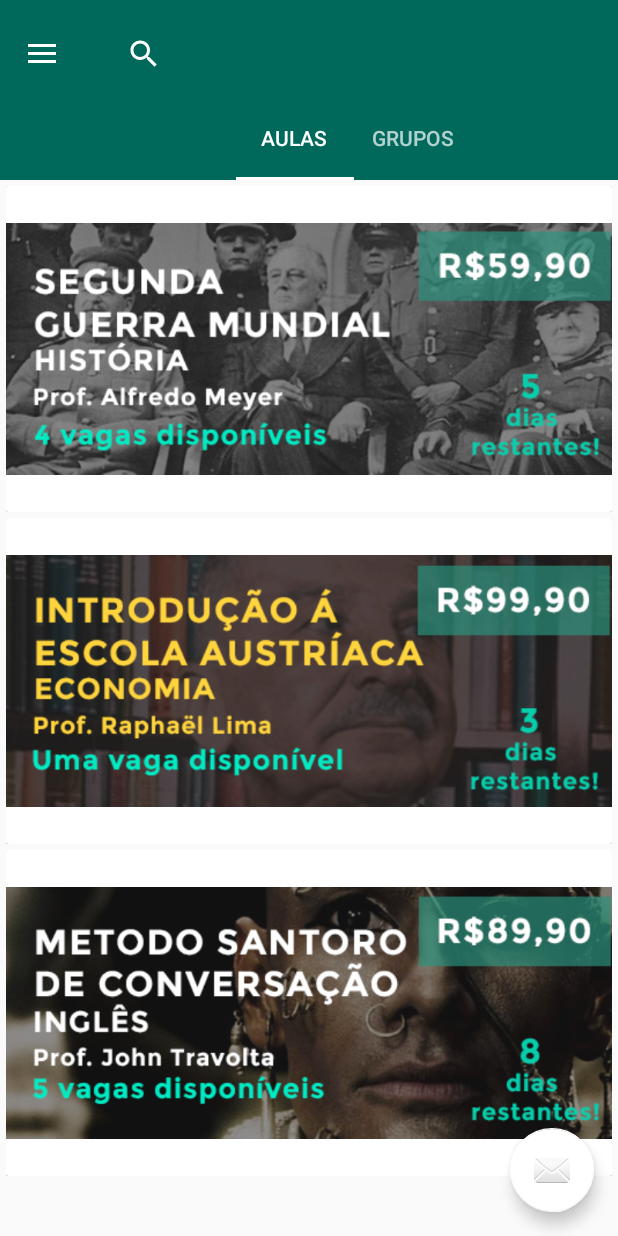
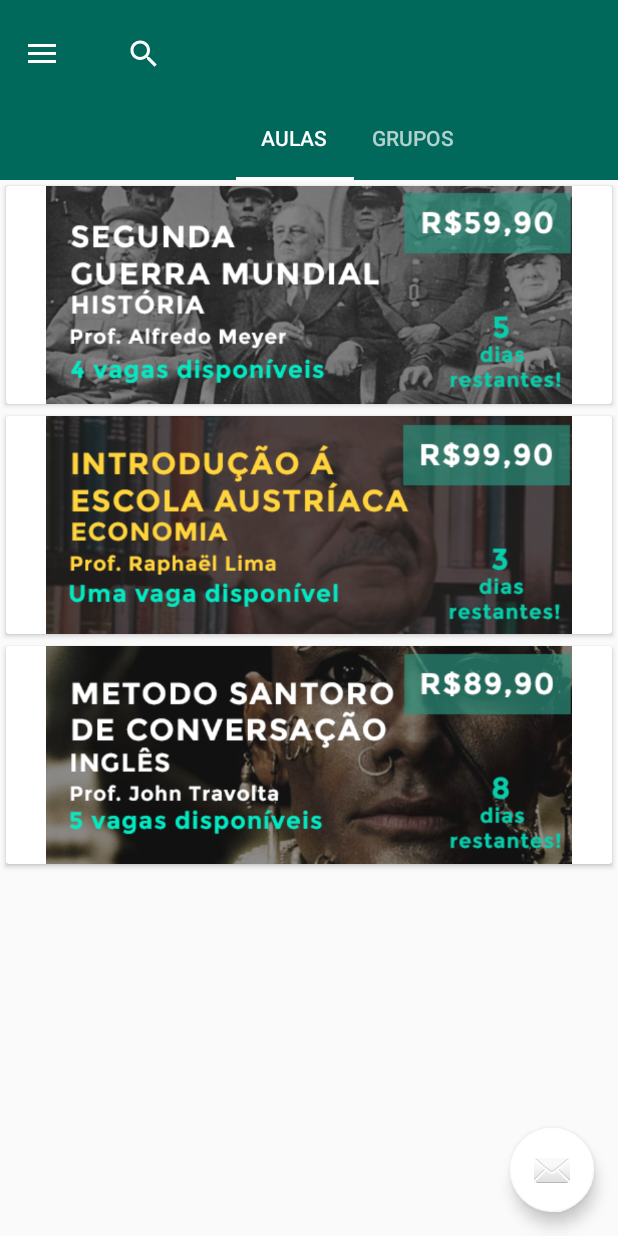
Before and after one commit to hammerox/BlueHack, an Android app: the screen it shows after launch (HomeActivity), on a phone screen of 412 x 824 dp. Run offline under Robolectric (Android 15) with nearby library versions, the phone set to English and light mode, and no system bars.

Commit message:
Padding bug resolved

```diff
--- a/app/src/main/java/com/hammerox/bluehack/HomeActivity.java
+++ b/app/src/main/java/com/hammerox/bluehack/HomeActivity.java
@@ -157,9 +157,9 @@ public class HomeActivity extends AppCompatActivity
         // you want to use the same images.
         private void initializeData(){
             persons = new ArrayList<>();
-            persons.add(new Person("Emma Wilson", "23 years old", R.drawable.sgm_card));
-            persons.add(new Person("Lavery Maiss", "25 years old", R.drawable.austriac_card));
-            persons.add(new Person("Lillie Watts", "35 years old", R.drawable.santoro_card));
+            persons.add(new Person(R.drawable.sgm_card));
+            persons.add(new Person(R.drawable.austriac_card));
+            persons.add(new Person(R.drawable.santoro_card));
         }
     }
 
--- a/app/src/main/java/com/hammerox/bluehack/Person.java
+++ b/app/src/main/java/com/hammerox/bluehack/Person.java
@@ -8,13 +8,9 @@ import java.util.List;
  */
 
 class Person {
-    String name;
-    String age;
     int photoId;
 
-    Person(String name, String age, int photoId) {
-        this.name = name;
-        this.age = age;
+    Person(int photoId) {
         this.photoId = photoId;
     }
 }
--- a/app/src/main/java/com/hammerox/bluehack/RVAdapter.java
+++ b/app/src/main/java/com/hammerox/bluehack/RVAdapter.java
@@ -26,8 +26,6 @@ public class RVAdapter extends RecyclerView.Adapter<RVAdapter.PersonViewHolder>
         PersonViewHolder(View itemView) {
             super(itemView);
             cv = (CardView)itemView.findViewById(R.id.cv);
-            personName = (TextView)itemView.findViewById(R.id.person_name);
-            personAge = (TextView)itemView.findViewById(R.id.person_age);
             personPhoto = (ImageView)itemView.findViewById(R.id.person_photo);
         }
     }
@@ -52,8 +50,6 @@ public class RVAdapter extends RecyclerView.Adapter<RVAdapter.PersonViewHolder>
 
     @Override
     public void onBindViewHolder(PersonViewHolder personViewHolder, int i) {
-        personViewHolder.personName.setText(persons.get(i).name);
-        personViewHolder.personAge.setText(persons.get(i).age);
         personViewHolder.personPhoto.setImageResource(persons.get(i).photoId);
     }
 
--- a/app/src/main/res/layout/card_layout.xml
+++ b/app/src/main/res/layout/card_layout.xml
@@ -1,45 +1,15 @@
 <?xml version="1.0" encoding="utf-8"?>
-<LinearLayout xmlns:android="http://schemas.android.com/apk/res/android"
-              android:layout_width="match_parent" android:layout_height="wrap_content"
-              android:paddingTop="@dimen/card_padding"
-              android:paddingLeft="@dimen/card_padding"
-              android:paddingStart="@dimen/card_padding"
-              android:paddingRight="@dimen/card_padding"
-              android:paddingEnd="@dimen/card_padding">
-
 <android.support.v7.widget.CardView
+    xmlns:android="http://schemas.android.com/apk/res/android"
     android:layout_width="match_parent"
     android:layout_height="wrap_content"
+    android:layout_margin="4dp"
     android:id="@+id/cv">
 
-        <RelativeLayout
-            android:layout_width="match_parent"
-            android:layout_height="match_parent">
 
         <ImageView
             android:layout_width="match_parent"
-                android:layout_height="match_parent"
+            android:layout_height="145dp"
             android:id="@+id/person_photo"/>
 
-            <TextView
-                android:layout_width="wrap_content"
-                android:layout_height="wrap_content"
-                android:visibility="gone"
-                android:id="@+id/person_name"
-                android:layout_toRightOf="@+id/person_photo"
-                android:layout_alignParentTop="true"
-                android:textSize="30sp"/>
-
-            <TextView
-                android:layout_width="wrap_content"
-                android:layout_height="wrap_content"
-                android:visibility="gone"
-                android:id="@+id/person_age"
-                android:layout_toRightOf="@+id/person_photo"
-                android:layout_below="@+id/person_name"/>
-
-        </RelativeLayout>
-
 </android.support.v7.widget.CardView>
-
-</LinearLayout>
```
Lines whose indentation alone changed are shown as unchanged.
